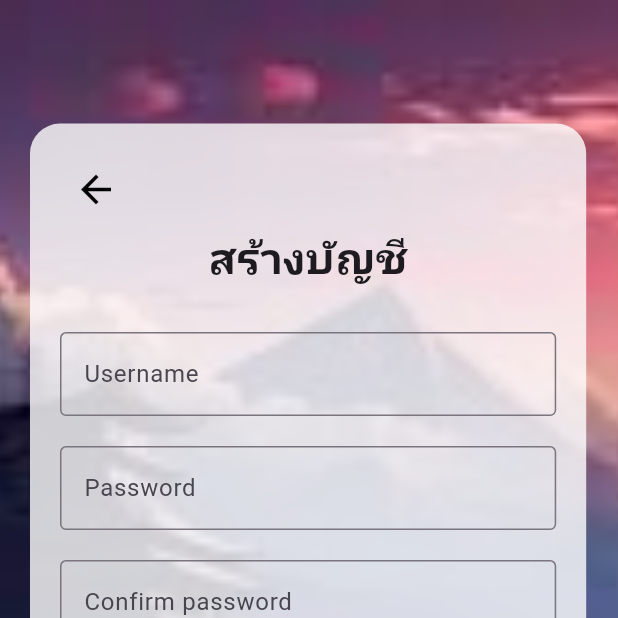
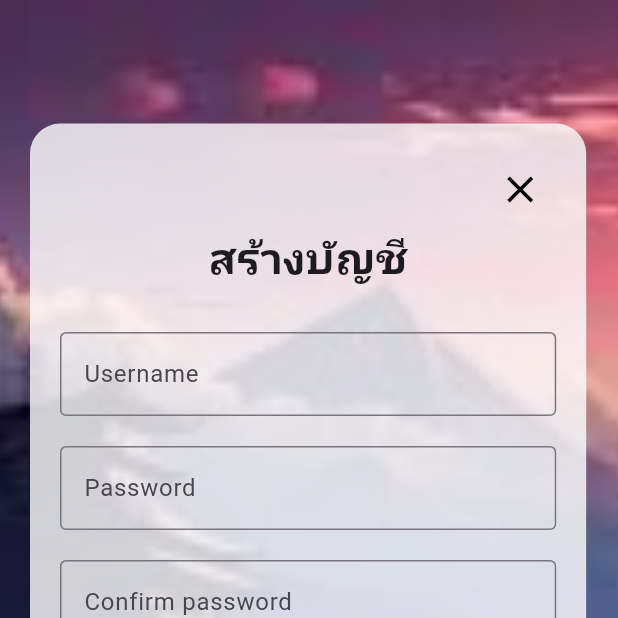
Before and after one commit to Napatpongc/Mustode_B_car, a Flutter app: the SignUpPage screen opened directly, on a phone screen of 412 x 824 dp, the top half of it. Run offline on Flutter 3.47's test engine with Material 3 defaults, Android fonts, the phone set to English and light mode, and no system bars; our stand-ins replace file_picker; missing offline and left inert: encrypt, mongo_dart.

Commit message:
แก้ปedit signup_pag
แก้ปุ่มย้อนกลับ

```diff
--- a/lib/signup_page.dart
+++ b/lib/signup_page.dart
@@ -73,11 +73,17 @@ class _SignUpPageState extends State<SignUpPage> {
                     child: Column(
                       crossAxisAlignment: CrossAxisAlignment.start,
                       children: [
-                         IconButton(
-                              icon: Icon(Icons.arrow_back,
+                          Row(
+                          mainAxisAlignment: MainAxisAlignment.end,
+                          children: [
+
+                            IconButton(
+                              icon: Icon(Icons.close,
                                   size: 30, color: Colors.black),
                               onPressed: () => Navigator.pop(context),
                             ),
+                          ],
+                        ),
                         Center(
                           child: Text(
                             "สร้างบัญชี",
```
